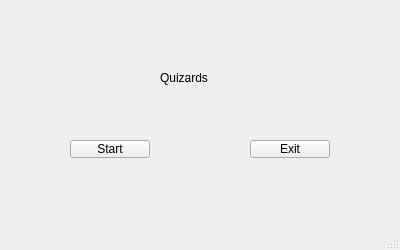
The window that titlewindow.ui (MONKEYFACE678/QuizardsQT) describes before a commit, drawn with Qt 5.
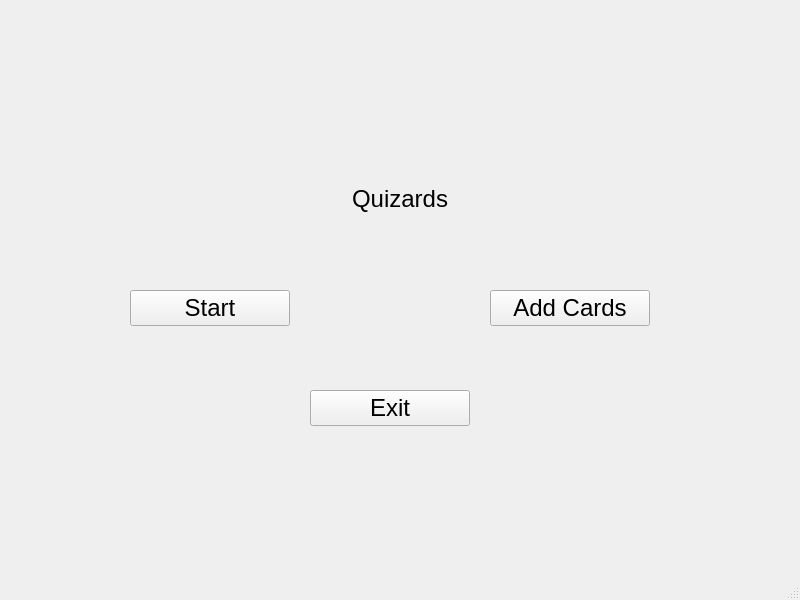
The same window after the commit.

The edit to the form file:
```diff
--- a/titlewindow.ui
+++ b/titlewindow.ui
@@ -6,20 +6,20 @@
    <rect>
     <x>0</x>
     <y>0</y>
-    <width>400</width>
-    <height>250</height>
+    <width>800</width>
+    <height>600</height>
    </rect>
   </property>
   <property name="minimumSize">
    <size>
-    <width>400</width>
-    <height>250</height>
+    <width>1</width>
+    <height>1</height>
    </size>
   </property>
   <property name="maximumSize">
    <size>
-    <width>400</width>
-    <height>250</height>
+    <width>19999</width>
+    <height>19999</height>
    </size>
   </property>
   <property name="windowTitle">
@@ -29,12 +29,17 @@
    <widget class="QPushButton" name="pushButton">
     <property name="geometry">
      <rect>
-      <x>70</x>
-      <y>140</y>
-      <width>80</width>
-      <height>18</height>
+      <x>130</x>
+      <y>290</y>
+      <width>160</width>
+      <height>36</height>
      </rect>
     </property>
+    <property name="font">
+     <font>
+      <pointsize>18</pointsize>
+     </font>
+    </property>
     <property name="text">
      <string>Start</string>
     </property>
@@ -42,12 +47,17 @@
    <widget class="QPushButton" name="pushButton_2">
     <property name="geometry">
      <rect>
-      <x>250</x>
-      <y>140</y>
-      <width>80</width>
-      <height>18</height>
+      <x>310</x>
+      <y>390</y>
+      <width>160</width>
+      <height>36</height>
      </rect>
     </property>
+    <property name="font">
+     <font>
+      <pointsize>18</pointsize>
+     </font>
+    </property>
     <property name="text">
      <string>Exit</string>
     </property>
@@ -55,14 +65,40 @@
    <widget class="QLabel" name="label">
     <property name="geometry">
      <rect>
-      <x>160</x>
-      <y>70</y>
-      <width>71</width>
-      <height>16</height>
+      <x>330</x>
+      <y>180</y>
+      <width>140</width>
+      <height>38</height>
      </rect>
     </property>
+    <property name="font">
+     <font>
+      <pointsize>18</pointsize>
+     </font>
+    </property>
     <property name="text">
-     <string>Quizards</string>
+     <string>&lt;html&gt;&lt;head/&gt;&lt;body&gt;&lt;p align=&quot;center&quot;&gt;Quizards&lt;/p&gt;&lt;/body&gt;&lt;/html&gt;</string>
+    </property>
+    <property name="scaledContents">
+     <bool>false</bool>
+    </property>
+   </widget>
+   <widget class="QPushButton" name="pushButton_3">
+    <property name="geometry">
+     <rect>
+      <x>490</x>
+      <y>290</y>
+      <width>160</width>
+      <height>36</height>
+     </rect>
+    </property>
+    <property name="font">
+     <font>
+      <pointsize>18</pointsize>
+     </font>
+    </property>
+    <property name="text">
+     <string>Add Cards</string>
     </property>
    </widget>
   </widget>
```
Left out of the diff: 4 changed lines with no effect on the pictures.
